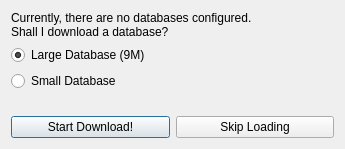
This is src/gui/loadquery.ui in madnight/chessx as Qt 5 draws it before an edit. The edited form follows.
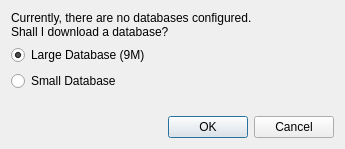
This is the edited form.

Commit message: Refactor groups of push buttons via ButtonBoxes

What changed in the file:
```diff
--- a/src/gui/loadquery.ui
+++ b/src/gui/loadquery.ui
@@ -55,25 +55,9 @@
    <item>
     <layout class="QHBoxLayout" name="horizontalLayout">
      <item>
-      <widget class="QPushButton" name="StartLoad">
-       <property name="text">
-        <string>Start Download!</string>
-       </property>
-       <property name="default">
-        <bool>true</bool>
-       </property>
-      </widget>
-     </item>
-     <item>
-      <widget class="QPushButton" name="SkipLoad">
-       <property name="text">
-        <string>Skip Loading</string>
-       </property>
-       <property name="autoDefault">
-        <bool>false</bool>
-       </property>
-       <property name="default">
-        <bool>false</bool>
+      <widget class="QDialogButtonBox" name="buttonBox">
+       <property name="standardButtons">
+        <set>QDialogButtonBox::Cancel|QDialogButtonBox::Ok</set>
        </property>
       </widget>
      </item>
```
Left out of the diff: 35 changed lines with no effect on the pictures. The commit also changes 29 other files.
